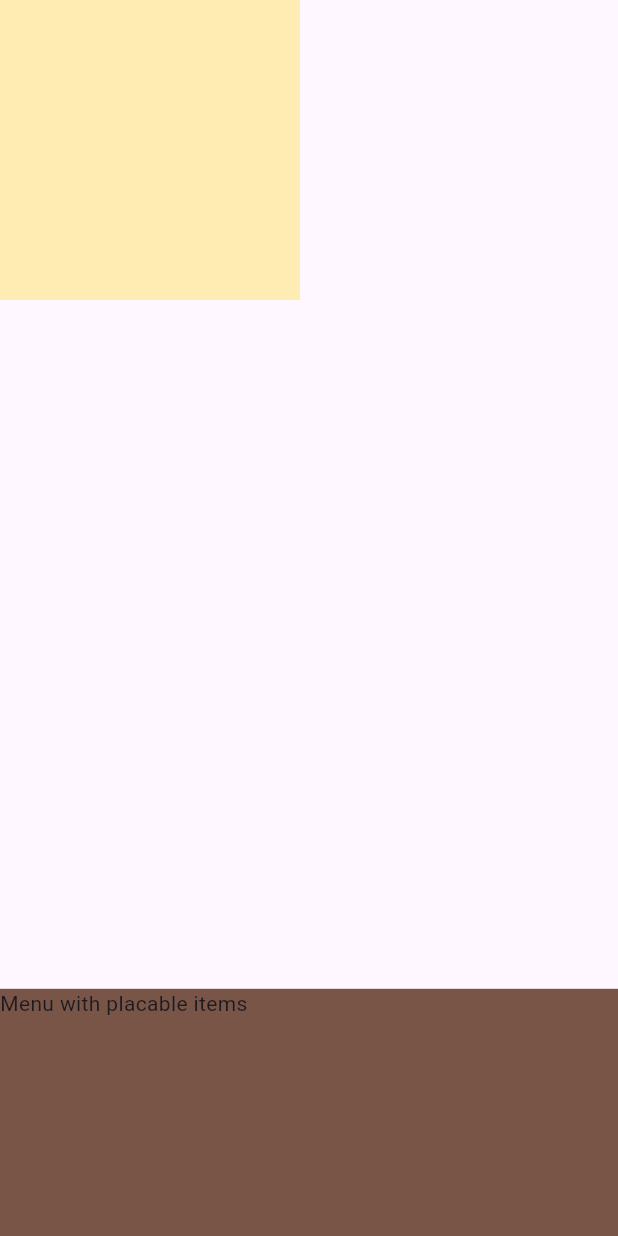
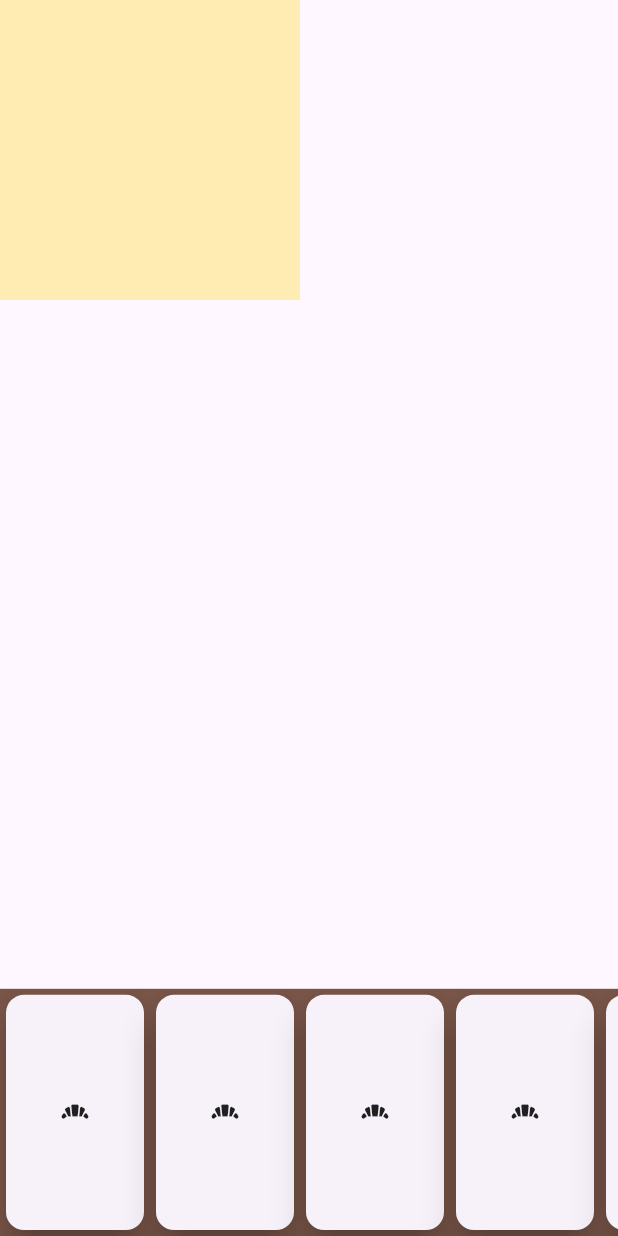
Before and after one commit to hrabosch/plntz, a Flutter app: the screen it shows after launch, on a phone screen of 412 x 824 dp. Run offline on Flutter 3.47's test engine with Material 3 defaults, Android fonts, the phone set to English and light mode, and no system bars; our stand-ins replace hooks_riverpod; missing offline and left inert: matrix_gesture_detector.

Commit message:
Prep scrollable bottom menu with items

```diff
--- a/lib/main.dart
+++ b/lib/main.dart
@@ -1,4 +1,5 @@
 import 'package:flutter/material.dart';
+import 'package:flutter/rendering.dart';
 
 import 'package:hooks_riverpod/hooks_riverpod.dart';
 import 'package:plntz/model/layout_object.dart';
@@ -22,6 +23,7 @@ class GardenLayout extends StatelessWidget {
   @override
   Widget build(BuildContext context) {
     List<LayoutObject> layoutObjects = [];
+    List<String> placeableItems = ["Item1", "Item2", "Item3"];
     return Scaffold(
       body: Center(
         child: Column(
@@ -57,9 +59,19 @@ class GardenLayout extends StatelessWidget {
               Expanded(
                   flex: 2,
                   child: Container(
-                    color: Colors.brown,
-                    child: const Text("Menu with placable items"),
-                  ))
+                      color: Colors.brown,
+                      child: ListView.builder(
+                        itemCount: 10,
+                        physics: const ClampingScrollPhysics(),
+                        scrollDirection: Axis.horizontal,
+                        shrinkWrap: true,
+                        itemBuilder: (BuildContext context, int index) {
+                          return Container(
+                            width: 100,
+                            child: const Card(elevation: 10, child: Icon(Icons.bakery_dining)),
+                          );
+                        },
+                      )))
             ]),
       ),
     );
```
